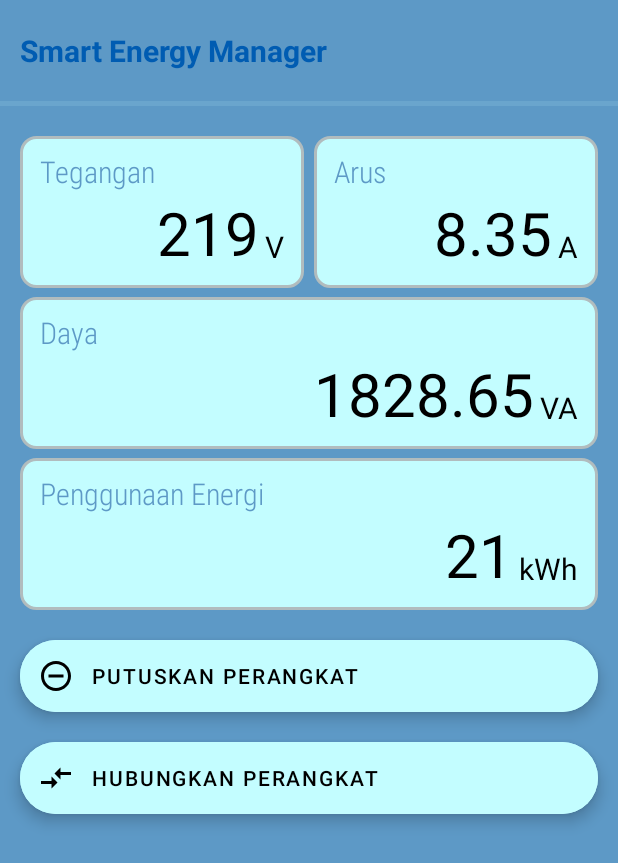
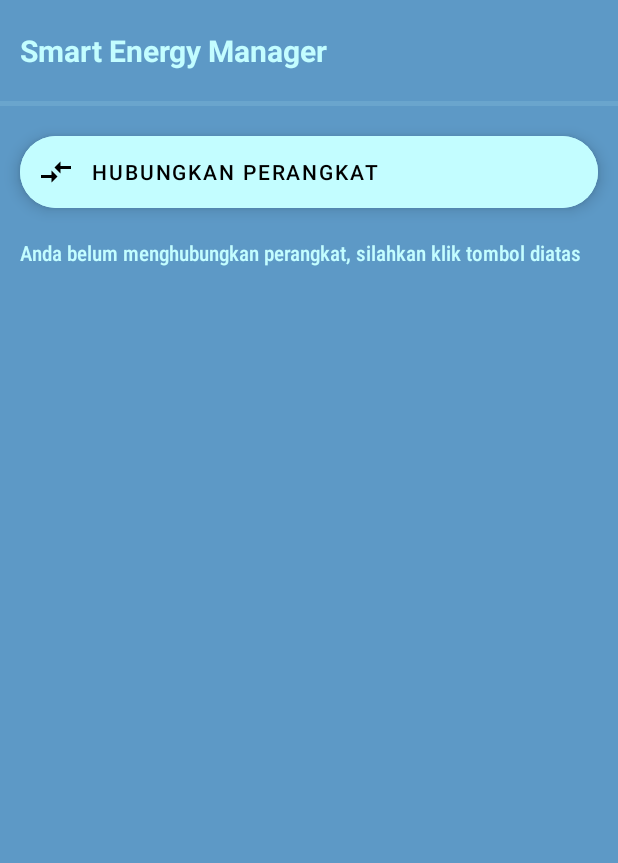
Before and after one commit to raywirawan/SmartEM, an Android app: the screen it shows after launch (MainActivity), after a tap on "PUTUSKAN PERANGKAT", on a phone screen of 412 x 824 dp. Shown: the top 863 px of the screen. Run offline under Robolectric (Android 15) with nearby library versions, the phone set to English and light mode, and no system bars; our stand-ins replace Firebase (no records; nobody signed in at launch, a user with empty details on screens opened directly).

Commit message:
5th Commit

```diff
--- a/app/build.gradle
+++ b/app/build.gradle
@@ -1,5 +1,6 @@
 apply plugin: 'com.android.application'
 apply plugin: "androidx.navigation.safeargs"
+apply plugin: 'com.google.gms.google-services'
 
 android {
     compileSdkVersion 29
@@ -30,6 +31,7 @@ dependencies {
     implementation 'androidx.appcompat:appcompat:1.1.0'
     implementation 'androidx.constraintlayout:constraintlayout:1.1.3'
     implementation 'androidx.legacy:legacy-support-v4:1.0.0'
+    implementation 'com.google.firebase:firebase-database:16.0.4'
     testImplementation 'junit:junit:4.12'
     androidTestImplementation 'androidx.test.ext:junit:1.1.1'
     androidTestImplementation 'androidx.test.espresso:espresso-core:3.2.0'
--- a/app/src/main/java/com/iotproject/smartem/fragment/HomeFragment.java
+++ b/app/src/main/java/com/iotproject/smartem/fragment/HomeFragment.java
@@ -2,18 +2,29 @@ package com.iotproject.smartem.fragment;
 
 import android.os.Bundle;
 
+import androidx.annotation.NonNull;
+import androidx.constraintlayout.widget.ConstraintLayout;
 import androidx.fragment.app.Fragment;
 import androidx.navigation.NavDirections;
 import androidx.navigation.Navigation;
 import androidx.recyclerview.widget.LinearLayoutManager;
 import androidx.recyclerview.widget.RecyclerView;
 
+import android.util.Log;
 import android.view.LayoutInflater;
 import android.view.View;
 import android.view.ViewGroup;
+import android.widget.TextView;
 import android.widget.Toast;
 
+import com.google.android.gms.tasks.OnCompleteListener;
+import com.google.android.gms.tasks.Task;
 import com.google.android.material.floatingactionbutton.ExtendedFloatingActionButton;
+import com.google.firebase.database.DataSnapshot;
+import com.google.firebase.database.DatabaseError;
+import com.google.firebase.database.DatabaseReference;
+import com.google.firebase.database.FirebaseDatabase;
+import com.google.firebase.database.ValueEventListener;
 import com.iotproject.smartem.R;
 import com.iotproject.smartem.adapter.HomeAdapter;
 import com.iotproject.smartem.model.Data;
@@ -25,8 +36,13 @@ import java.util.ArrayList;
  */
 public class HomeFragment extends Fragment implements View.OnClickListener{
 
-    private RecyclerView rvHome;
+
     private ArrayList<Data> list = new ArrayList<>();
+    private ConstraintLayout layout1, layout2, layout3, layout4;
+    private ExtendedFloatingActionButton btnConnect, btnDisconnect;
+    private TextView tv_info, tvTegangan, tvArus, tvEnergi, tvDaya;
+    FirebaseDatabase database = FirebaseDatabase.getInstance();
+    DatabaseReference myRef, myRef2;
 
     public HomeFragment() {
         // Required empty public constructor
@@ -37,32 +53,86 @@ public class HomeFragment extends Fragment implements View.OnClickListener{
         // Inflate the layout for this fragment
         View v = inflater.inflate(R.layout.fragment_home, container, false);
 
-//        rvHome = v.findViewById(R.id.rv_list);
-//        list.add(new Data(224.5f, 6.74f, 780.2f, 670.8f, "13-01-20 21:33:45"));
-//        showList();
-        ExtendedFloatingActionButton btnConnect = v.findViewById(R.id.btn_connect);
-        ExtendedFloatingActionButton btnDisconnect = v.findViewById(R.id.btn_disconnect);
+        btnConnect = v.findViewById(R.id.btn_connect);
+        btnDisconnect = v.findViewById(R.id.btn_disconnect);
+        layout1 = v.findViewById(R.id.container_tegangan);
+        layout2 = v.findViewById(R.id.container_arus);
+        layout3 = v.findViewById(R.id.container_daya);
+        layout4 = v.findViewById(R.id.container_energi);
+        tv_info = v.findViewById(R.id.tv_info);
+        tvArus = v.findViewById(R.id.arus_val);
+
         btnConnect.setOnClickListener(this);
         btnDisconnect.setOnClickListener(this);
+
+        String deviceId = "53156";
+        myRef = database.getReference().child(deviceId).child("Current");
+        myRef2 = database.getReference().child(deviceId).child("Voltage");
+//        MyThread myThread = new MyThread();
+//        myThread.start();
+
+        myRef.addValueEventListener(new ValueEventListener() {
+            @Override
+            public void onDataChange(@NonNull DataSnapshot dataSnapshot) {
+                String val = dataSnapshot.getValue(String.class);
+                tvArus.setText(val);
+            }
+            @Override
+            public void onCancelled(@NonNull DatabaseError databaseError) {
+                Log.e("DB_ERROR", databaseError.getMessage());
+            }
+        });
+
+        showElements();
         return v;
-    }
-
-    private void showList() {
-        rvHome.setLayoutManager(new LinearLayoutManager(getContext()));
-        HomeAdapter homeAdapter = new HomeAdapter(list);
-        rvHome.setAdapter(homeAdapter);
     }
 
     @Override
     public void onClick(View v) {
         switch (v.getId()){
             case R.id.btn_connect :
-                Navigation.findNavController(v)
-                        .navigate(HomeFragmentDirections.actionHomeFragmentToConnectFragment2());
+                showElements();
+//                Navigation.findNavController(v)
+//                        .navigate(HomeFragmentDirections.actionHomeFragmentToConnectFragment2());
                 break;
             case R.id.btn_disconnect :
-
+                hideElements();
                 break;
         }
     }
+
+    private void showElements(){
+        layout1.setVisibility(View.VISIBLE);
+        layout2.setVisibility(View.VISIBLE);
+        layout3.setVisibility(View.VISIBLE);
+        layout4.setVisibility(View.VISIBLE);
+        btnDisconnect.setVisibility(View.VISIBLE);
+        btnConnect.setVisibility(View.GONE);
+        tv_info.setVisibility(View.GONE);
+    }
+    private void hideElements(){
+        layout1.setVisibility(View.GONE);
+        layout2.setVisibility(View.GONE);
+        layout3.setVisibility(View.GONE);
+        layout4.setVisibility(View.GONE);
+        btnDisconnect.setVisibility(View.GONE);
+        btnConnect.setVisibility(View.VISIBLE);
+        tv_info.setVisibility(View.VISIBLE);
+    }
+
+    public class MyThread extends Thread {
+        public void run(){
+            int volt = 219;
+            for (;;){
+                if(volt > 221) volt = 219;
+                myRef2.setValue(volt);
+                volt++;
+                try {
+                    Thread.sleep(250);
+                } catch (InterruptedException e) {
+                    e.printStackTrace();
+                }
+            }
+        }
+    }
 }
--- a/app/src/main/res/layout/fragment_home.xml
+++ b/app/src/main/res/layout/fragment_home.xml
@@ -14,7 +14,7 @@
         android:layout_marginHorizontal="@dimen/activity_horizontal_margin"
         android:layout_marginTop="@dimen/activity_top_margin"
         android:text="Smart Energy Manager"
-        android:textColor="@color/colorPrimaryDark"
+        android:textColor="@color/colorBackground"
         android:textSize="20sp"
         android:textStyle="bold"
         app:layout_constraintTop_toTopOf="parent"
@@ -58,7 +58,7 @@
             android:layout_width="wrap_content"
             android:layout_height="wrap_content"
             android:layout_marginEnd="4dp"
-            android:text="219"
+            android:text="----"
             android:textColor="@android:color/black"
             android:textSize="40sp"
             app:layout_constraintEnd_toStartOf="@id/tegangan_satuan"
@@ -106,7 +106,7 @@
             android:layout_width="wrap_content"
             android:layout_height="wrap_content"
             android:layout_marginEnd="4dp"
-            android:text="8.35"
+            android:text="----"
             android:textColor="@android:color/black"
             android:textSize="40sp"
             app:layout_constraintEnd_toStartOf="@id/arus_satuan"
@@ -153,7 +153,7 @@
             android:layout_width="wrap_content"
             android:layout_height="wrap_content"
             android:layout_marginEnd="4dp"
-            android:text="1828.65"
+            android:text="----"
             android:textColor="@android:color/black"
             android:textSize="40sp"
             app:layout_constraintEnd_toStartOf="@id/daya_satuan"
@@ -200,7 +200,7 @@
             android:layout_width="wrap_content"
             android:layout_height="wrap_content"
             android:layout_marginEnd="4dp"
-            android:text="21"
+            android:text="----"
             android:textColor="@android:color/black"
             android:textSize="40sp"
             app:layout_constraintEnd_toStartOf="@id/energi_satuan"
@@ -243,4 +243,17 @@
         app:layout_constraintStart_toStartOf="@id/btn_disconnect"
         app:layout_constraintTop_toBottomOf="@id/btn_disconnect"/>
 
+    <TextView
+        android:id="@+id/tv_info"
+        android:layout_width="0dp"
+        android:layout_height="wrap_content"
+        android:layout_marginHorizontal="@dimen/activity_horizontal_margin"
+        app:layout_constraintTop_toBottomOf="@id/btn_connect"
+        app:layout_constraintStart_toStartOf="parent"
+        android:textColor="@color/colorBackground"
+        app:layout_constraintEnd_toEndOf="parent"
+        android:layout_marginTop="@dimen/activity_top_margin"
+        android:fontFamily="sans-serif-condensed-medium"
+        android:text="Anda belum menghubungkan perangkat, silahkan klik tombol diatas"/>
+
 </androidx.constraintlayout.widget.ConstraintLayout>
--- a/build.gradle
+++ b/build.gradle
@@ -11,6 +11,7 @@ buildscript {
         def nav_version = "2.3.0-alpha02"
         classpath 'com.android.tools.build:gradle:3.6.1'
         classpath "androidx.navigation:navigation-safe-args-gradle-plugin:$nav_version"
+        classpath 'com.google.gms:google-services:4.2.0'
 
         // NOTE: Do not place your application dependencies here; they belong
         // in the individual module build.gradle files
```
Also changed, not shown: app/src/main/res/layout/fragment_connect.xml (+26 -7 lines).
